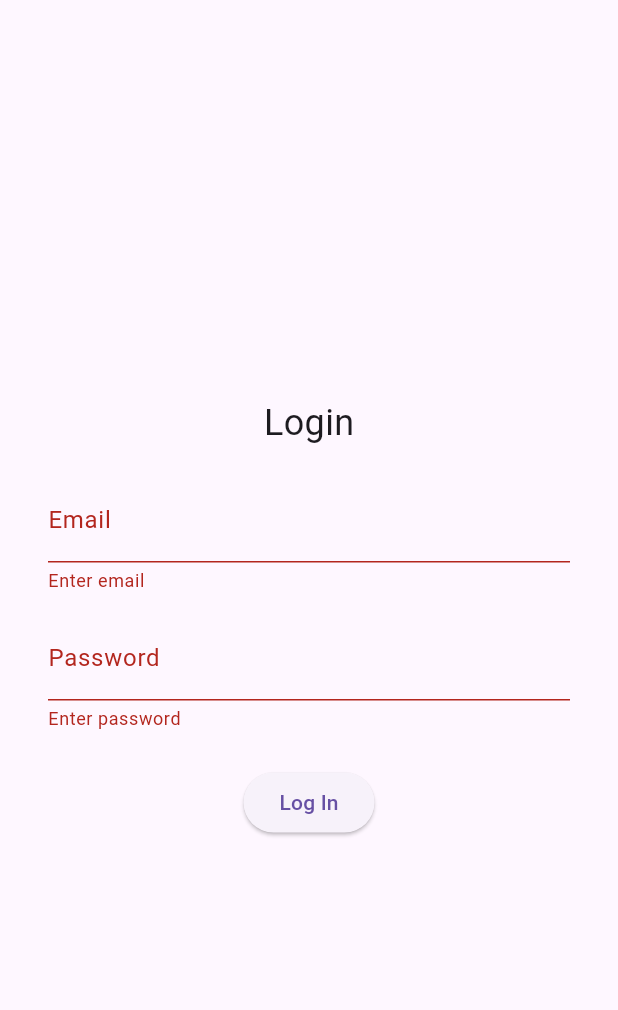
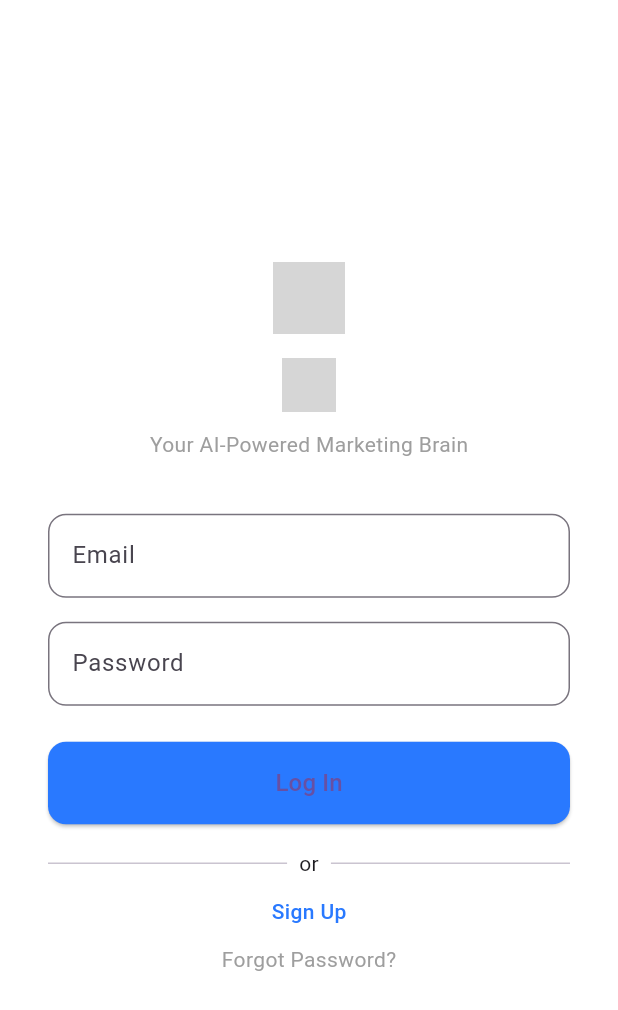
Before and after one commit to sujal-shrestha/adora, a Flutter app: the screen it shows after launch, after a tap on "Log In", on a phone screen of 412 x 824 dp. Shown: the top 1010 px of the screen. Run offline on Flutter 3.47's test engine with Material 3 defaults, Android fonts, the phone set to English and light mode, and no system bars; grey boxes are pictures that could not be loaded.

Commit message:
Update login and splash pages

```diff
--- a/lib/pages/login_page.dart
+++ b/lib/pages/login_page.dart
@@ -1,76 +1,122 @@
 import 'package:flutter/material.dart';
+import 'signup_page.dart';
 
-class LoginPage extends StatefulWidget {
-  const LoginPage({Key? key}) : super(key: key);
-
-  @override
-  State<LoginPage> createState() => _LoginPageState();
-}
-
-class _LoginPageState extends State<LoginPage> {
-  final _formKey = GlobalKey<FormState>();
-  final emailController = TextEditingController();
-  final passwordController = TextEditingController();
-
-  void _login() {
-    if (_formKey.currentState!.validate()) {
-      final email = emailController.text.trim();
-      final password = passwordController.text;
-
-      if (email == 'admin' && password == 'admin123') {
-        ScaffoldMessenger.of(context).showSnackBar(
-          const SnackBar(content: Text('Login successful!')),
-        );
-        // Navigate to dashboard (we'll set this up later)
-      } else {
-        ScaffoldMessenger.of(context).showSnackBar(
-          const SnackBar(
-            content: Text('Invalid credentials'),
-            backgroundColor: Colors.red,
-          ),
-        );
-      }
-    }
-  }
+class LoginPage extends StatelessWidget {
+  const LoginPage({super.key});
 
   @override
   Widget build(BuildContext context) {
     return Scaffold(
+      backgroundColor: Colors.white,
       body: Center(
-        child: Padding(
+        child: SingleChildScrollView(
           padding: const EdgeInsets.symmetric(horizontal: 32),
-          child: Form(
-            key: _formKey,
           child: Column(
             mainAxisAlignment: MainAxisAlignment.center,
             children: [
-                const Text('Login', style: TextStyle(fontSize: 24)),
-                const SizedBox(height: 20),
-                TextFormField(
-                  controller: emailController,
-                  decoration: const InputDecoration(labelText: 'Email'),
-                  validator: (value) {
-                    if (value == null || value.isEmpty) return 'Enter email';
-                    return null;
-                  },
+              // Logo Mark
+              Image.asset(
+                'assets/images/logo_mark.png',
+                height: 48,
               ),
               const SizedBox(height: 16),
-                TextFormField(
-                  controller: passwordController,
+
+              // Word Mark
+              Image.asset(
+                'assets/images/word_mark.png',
+                height: 36,
+              ),
+              const SizedBox(height: 12),
+
+              const Text(
+                'Your AI-Powered Marketing Brain',
+                style: TextStyle(
+                  fontSize: 14,
+                  color: Colors.grey,
+                ),
+              ),
+              const SizedBox(height: 36),
+
+              // Email
+              TextField(
+                decoration: InputDecoration(
+                  labelText: 'Email',
+                  border: OutlineInputBorder(
+                    borderRadius: BorderRadius.circular(12),
+                  ),
+                ),
+              ),
+              const SizedBox(height: 16),
+
+              // Password
+              TextField(
                 obscureText: true,
-                  decoration: const InputDecoration(labelText: 'Password'),
-                  validator: (value) {
-                    if (value == null || value.isEmpty) return 'Enter password';
-                    return null;
-                  },
+                decoration: InputDecoration(
+                  labelText: 'Password',
+                  border: OutlineInputBorder(
+                    borderRadius: BorderRadius.circular(12),
+                  ),
+                ),
               ),
               const SizedBox(height: 24),
-                ElevatedButton(
-                  onPressed: _login,
-                  child: const Text('Log In'),
+
+              // Log In Button
+              SizedBox(
+                width: double.infinity,
+                child: ElevatedButton(
+                  style: ElevatedButton.styleFrom(
+                    backgroundColor: Color(0xFF2979FF),
+                    padding: const EdgeInsets.symmetric(vertical: 16),
+                    shape: RoundedRectangleBorder(
+                      borderRadius: BorderRadius.circular(12),
+                    ),
+                  ),
+                  onPressed: () {},
+                  child: const Text(
+                    'Log In',
+                    style: TextStyle(fontSize: 16),
+                  ),
+                ),
+              ),
+              const SizedBox(height: 16),
+
+              // OR
+              Row(
+                children: const [
+                  Expanded(child: Divider()),
+                  Padding(
+                    padding: EdgeInsets.symmetric(horizontal: 8),
+                    child: Text('or'),
+                  ),
+                  Expanded(child: Divider()),
+                ],
+              ),
+              const SizedBox(height: 12),
+
+              // Sign Up
+              GestureDetector(
+                onTap: () {
+                  Navigator.push(
+                    context,
+                    MaterialPageRoute(builder: (_) => const SignupPage()),
+                  );
+                },
+                child: const Text(
+                  'Sign Up',
+                  style: TextStyle(
+                    color: Color(0xFF2979FF),
+                    fontWeight: FontWeight.w500,
+                  ),
+                ),
+              ),
+              const SizedBox(height: 12),
+
+              // Forgot Password
+              const Text(
+                'Forgot Password?',
+                style: TextStyle(color: Colors.grey),
               ),
             ],
-            ),
           ),
         ),
       ),
--- a/lib/pages/splash_page.dart
+++ b/lib/pages/splash_page.dart
@@ -23,12 +23,18 @@ class _SplashPageState extends State<SplashPage> {
 
   @override
   Widget build(BuildContext context) {
-    return const Scaffold(
+    return Scaffold(
       backgroundColor: Colors.white,
       body: Center(
-        child: Text(
-          'Adora',
-          style: TextStyle(fontSize: 32, fontWeight: FontWeight.bold, color: Colors.blue),
+        child: Column(
+          mainAxisSize: MainAxisSize.min,
+          children: [
+            Image.asset('assets/images/logo_mark.png', height: 100),
+            const SizedBox(height: 16),
+            Image.asset('assets/images/word_mark.png', height: 40),
+            const SizedBox(height: 32),
+            const CircularProgressIndicator(),
+          ],
         ),
       ),
     );
```
Lines whose indentation alone changed are shown as unchanged.
